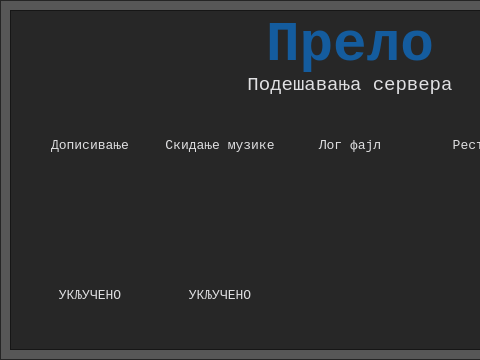
Qt form server/ui/ui_server.ui (nikola-supic/prelo) before a commit; both pictures show x 0 to 480 and y 0 to 360 of the 700 by 360 pixel window.
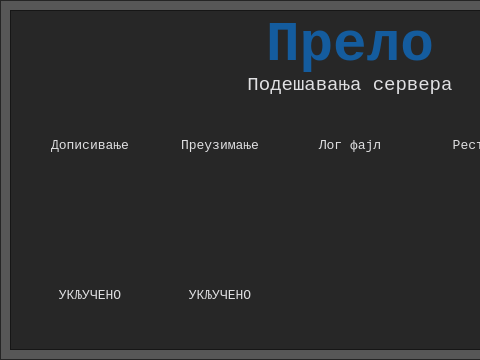
The same form after that commit. Icons and pictures are not drawn.

What changed in the file:
```diff
--- a/server/ui/ui_server.ui
+++ b/server/ui/ui_server.ui
@@ -249,7 +249,7 @@
         <string notr="true">color: rgb(224,224,226);</string>
        </property>
        <property name="text">
-        <string>Скидање музике</string>
+        <string>Преузимање</string>
        </property>
        <property name="alignment">
         <set>Qt::AlignCenter</set>
```
